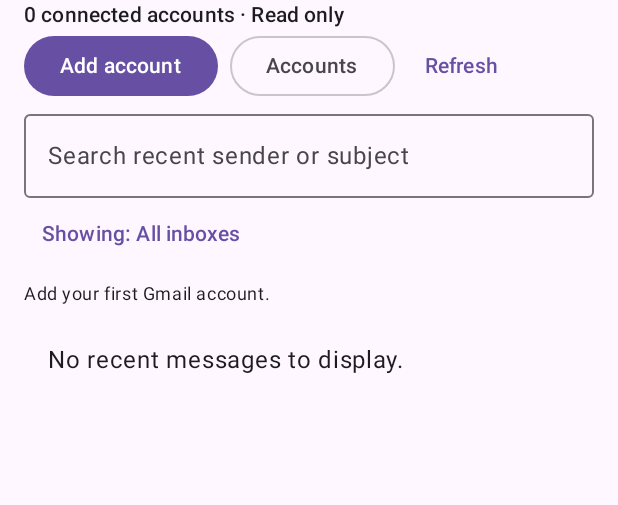
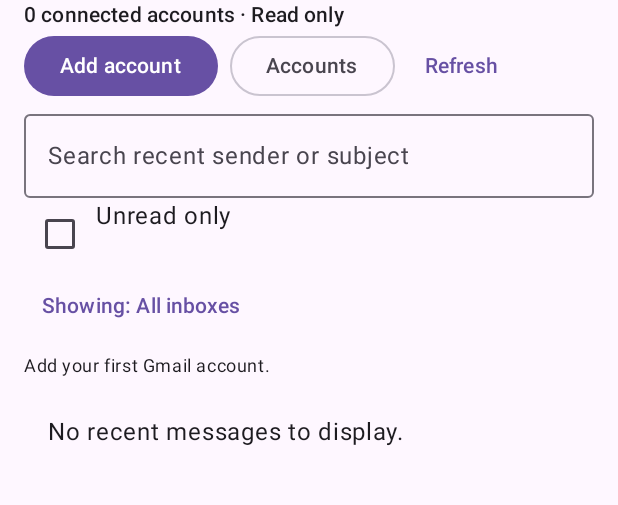
Before and after one commit to aksharghatole/MailShelf, an Android app built with Jetpack Compose: the screen it shows after launch (MainActivity), on a phone screen of 412 x 824 dp, the part 78-583 px from its top. Run offline under Robolectric (Android 15) with nearby library versions, the phone set to English and light mode, and no system bars.

Commit message:
feat: add unread-only inbox toggle

```diff
--- a/app/src/main/java/com/mailshelf/app/MainActivity.kt
+++ b/app/src/main/java/com/mailshelf/app/MainActivity.kt
@@ -44,6 +44,7 @@ private fun Shelf(vault: Vault) {
     var status by remember { mutableStateOf("Loading accounts…") }
     var vaultReady by remember { mutableStateOf(false) }
     var query by remember { mutableStateOf("") }
+    var unreadOnly by remember { mutableStateOf(false) }
     var selected by remember { mutableStateOf<String?>(null) }
     var add by remember { mutableStateOf(false) }
     var manage by remember { mutableStateOf(false) }
@@ -130,16 +131,25 @@ private fun Shelf(vault: Vault) {
             }
             OutlinedTextField(query, { query = it }, label = { Text("Search recent sender or subject") },
                 modifier = Modifier.fillMaxWidth(), singleLine = true)
+            Row {
+                Checkbox(checked = unreadOnly, onCheckedChange = { unreadOnly = it })
+                Text("Unread only", modifier = Modifier.clickable { unreadOnly = !unreadOnly })
+            }
             TextButton(onClick = { manage = true }, enabled = !busy) {
                 Text("Showing: " + (accounts.find { it.email == selected }?.label ?: "All inboxes"))
             }
             if (busy) LinearProgressIndicator(Modifier.fillMaxWidth())
             Text(status, style = MaterialTheme.typography.bodySmall, modifier = Modifier.padding(vertical = 8.dp))
             val filtered = remember(messages, selected, query) {
-                InboxLogic.filter(messages, selected, query)
+                InboxLogic.filter(messages, selected, query, unreadOnly)
             }
             LazyColumn(Modifier.weight(1f)) {
-                if (filtered.isEmpty()) item { Text("No recent messages to display.", modifier = Modifier.padding(16.dp)) }
+                if (filtered.isEmpty()) item {
+                    Text(
+                        if (unreadOnly) "No unread recent messages." else "No recent messages to display.",
+                        modifier = Modifier.padding(16.dp)
+                    )
+                }
                 items(filtered, key = { it.key }) { m ->
                     ListItem(
                         headlineContent = { Text((if (m.unread) "• " else "") + m.subject, maxLines = 2) },
```
